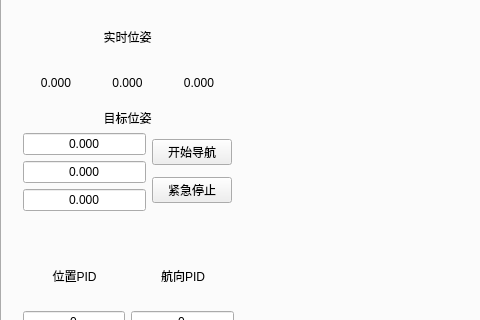
Qt form src/a_robot_platform/src/client/qt_client/mainwindow.ui (zwhg/distributed_robot_sys) before a commit; both pictures show x 0 to 480 and y 408 to 728 of the 1069 by 926 pixel window.
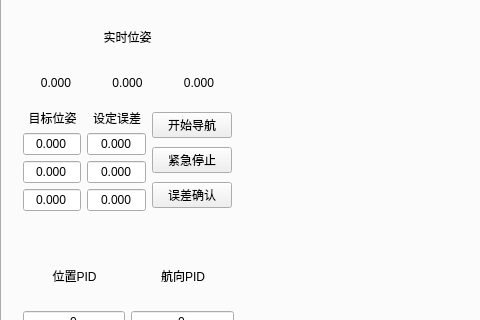
The same form after that commit. The open tabs and pages were chosen to show the change.

The edit to the form file:
```diff
--- a/src/a_robot_platform/src/client/qt_client/mainwindow.ui
+++ b/src/a_robot_platform/src/client/qt_client/mainwindow.ui
@@ -1087,6 +1087,15 @@
        <item>
         <layout class="QVBoxLayout" name="verticalLayout_13">
          <item>
+          <layout class="QHBoxLayout" name="horizontalLayout_12">
+           <item>
+            <layout class="QVBoxLayout" name="verticalLayout_9"/>
+           </item>
+           <item>
+            <layout class="QVBoxLayout" name="verticalLayout_16">
+             <item>
+              <layout class="QHBoxLayout" name="horizontalLayout_24">
+               <item>
           <widget class="QLabel" name="label_4">
            <property name="text">
             <string>目标位姿</string>
@@ -1097,9 +1106,19 @@
           </widget>
          </item>
          <item>
-          <layout class="QHBoxLayout" name="horizontalLayout_12">
+                <widget class="QLabel" name="label_11">
+                 <property name="text">
+                  <string>设定误差</string>
+                 </property>
+                 <property name="alignment">
+                  <set>Qt::AlignCenter</set>
+                 </property>
+                </widget>
+               </item>
+              </layout>
+             </item>
            <item>
-            <layout class="QVBoxLayout" name="verticalLayout_9">
+              <layout class="QHBoxLayout" name="horizontalLayout_21">
              <item>
               <widget class="QLineEdit" name="lbl_robot_epose_x">
                <property name="text">
@@ -1111,6 +1130,20 @@
               </widget>
              </item>
              <item>
+                <widget class="QLineEdit" name="lbl_robot_epose_err_x">
+                 <property name="text">
+                  <string>0.000</string>
+                 </property>
+                 <property name="alignment">
+                  <set>Qt::AlignCenter</set>
+                 </property>
+                </widget>
+               </item>
+              </layout>
+             </item>
+             <item>
+              <layout class="QHBoxLayout" name="horizontalLayout_22">
+               <item>
               <widget class="QLineEdit" name="lbl_robot_epose_y">
                <property name="text">
                 <string>0.000</string>
@@ -1121,6 +1154,20 @@
               </widget>
              </item>
              <item>
+                <widget class="QLineEdit" name="lbl_robot_epose_err_y">
+                 <property name="text">
+                  <string>0.000</string>
+                 </property>
+                 <property name="alignment">
+                  <set>Qt::AlignCenter</set>
+                 </property>
+                </widget>
+               </item>
+              </layout>
+             </item>
+             <item>
+              <layout class="QHBoxLayout" name="horizontalLayout_23">
+               <item>
               <widget class="QLineEdit" name="lbl_robot_epose_h">
                <property name="text">
                 <string>0.000</string>
@@ -1130,6 +1177,18 @@
                </property>
               </widget>
              </item>
+               <item>
+                <widget class="QLineEdit" name="lbl_robot_epose_err_h">
+                 <property name="text">
+                  <string>0.000</string>
+                 </property>
+                 <property name="alignment">
+                  <set>Qt::AlignCenter</set>
+                 </property>
+                </widget>
+               </item>
+              </layout>
+             </item>
             </layout>
            </item>
            <item>
@@ -1160,6 +1219,19 @@
                </property>
               </widget>
              </item>
+             <item>
+              <widget class="QPushButton" name="pBtn_nav_err_conf">
+               <property name="text">
+                <string>误差确认</string>
+               </property>
+               <property name="checkable">
+                <bool>true</bool>
+               </property>
+               <property name="checked">
+                <bool>false</bool>
+               </property>
+              </widget>
+             </item>
             </layout>
            </item>
           </layout>
```
Left out of the diff: 12 changed lines with no effect on the pictures. Lines whose indentation alone changed are shown as unchanged.
